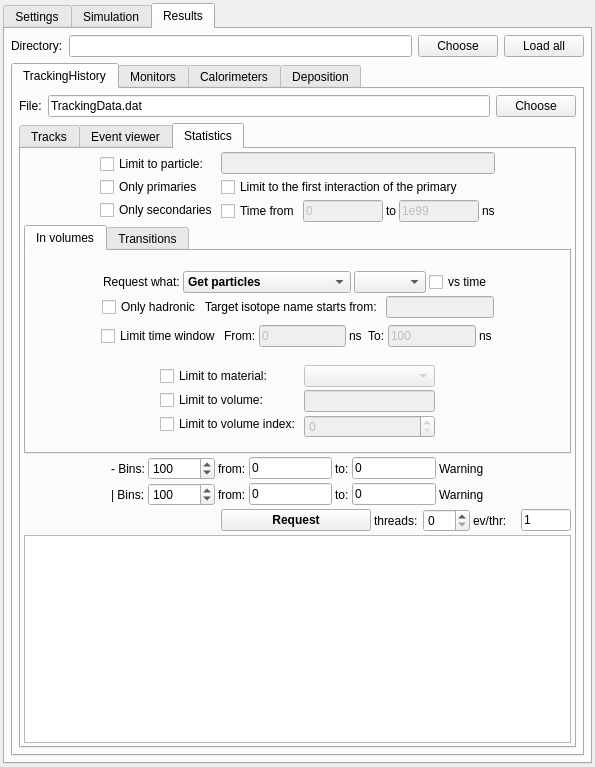
First picture: the form in ants3bundle/src/ants3/gui/particleSim/aparticlesimwin.ui, repository andrmor/ANTS3bundle, before the edit.
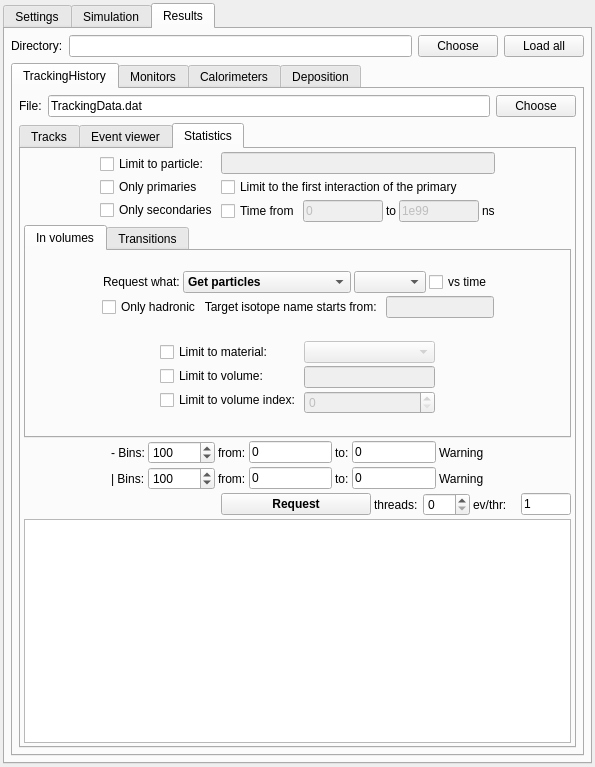
Second picture: the form after the edit. The open tabs and pages were chosen to show the change. Icons and pictures are not drawn.

The edit to the form file:
```diff
--- a/ants3bundle/src/ants3/gui/particleSim/aparticlesimwin.ui
+++ b/ants3bundle/src/ants3/gui/particleSim/aparticlesimwin.ui
@@ -3080,131 +3080,6 @@
                       </layout>
                      </widget>
                     </item>
-                    <item>
-                     <widget class="QFrame" name="frTimeAware">
-                      <property name="sizePolicy">
-                       <sizepolicy hsizetype="Expanding" vsizetype="Preferred">
-                        <horstretch>0</horstretch>
-                        <verstretch>0</verstretch>
-                       </sizepolicy>
-                      </property>
-                      <property name="minimumSize">
-                       <size>
-                        <width>0</width>
-                        <height>30</height>
-                       </size>
-                      </property>
-                      <property name="frameShape">
-                       <enum>QFrame::NoFrame</enum>
-                      </property>
-                      <property name="frameShadow">
-                       <enum>QFrame::Raised</enum>
-                      </property>
-                      <layout class="QHBoxLayout" name="horizontalLayout_33">
-                       <property name="spacing">
-                        <number>3</number>
-                       </property>
-                       <property name="leftMargin">
-                        <number>1</number>
-                       </property>
-                       <property name="topMargin">
-                        <number>0</number>
-                       </property>
-                       <property name="rightMargin">
-                        <number>1</number>
-                       </property>
-                       <property name="bottomMargin">
-                        <number>0</number>
-                       </property>
-                       <item>
-                        <spacer name="horizontalSpacer_43">
-                         <property name="orientation">
-                          <enum>Qt::Horizontal</enum>
-                         </property>
-                         <property name="sizeHint" stdset="0">
-                          <size>
-                           <width>83</width>
-                           <height>20</height>
-                          </size>
-                         </property>
-                        </spacer>
-                       </item>
-                       <item>
-                        <widget class="QCheckBox" name="cbLimitTimeWindow">
-                         <property name="text">
-                          <string>Limit time window</string>
-                         </property>
-                        </widget>
-                       </item>
-                       <item>
-                        <widget class="QLabel" name="label_11">
-                         <property name="text">
-                          <string>From:</string>
-                         </property>
-                        </widget>
-                       </item>
-                       <item>
-                        <widget class="QLineEdit" name="ledTimeFrom">
-                         <property name="enabled">
-                          <bool>false</bool>
-                         </property>
-                         <property name="maximumSize">
-                          <size>
-                           <width>100</width>
-                           <height>16777215</height>
-                          </size>
-                         </property>
-                         <property name="text">
-                          <string>0</string>
-                         </property>
-                        </widget>
-                       </item>
-                       <item>
-                        <widget class="QLabel" name="label_31">
-                         <property name="text">
-                          <string>ns  To:</string>
-                         </property>
-                        </widget>
-                       </item>
-                       <item>
-                        <widget class="QLineEdit" name="ledTimeTo">
-                         <property name="enabled">
-                          <bool>false</bool>
-                         </property>
-                         <property name="maximumSize">
-                          <size>
-                           <width>100</width>
-                           <height>16777215</height>
-                          </size>
-                         </property>
-                         <property name="text">
-                          <string>100</string>
-                         </property>
-                        </widget>
-                       </item>
-                       <item>
-                        <widget class="QLabel" name="label_34">
-                         <property name="text">
-                          <string>ns </string>
-                         </property>
-                        </widget>
-                       </item>
-                       <item>
-                        <spacer name="horizontalSpacer_44">
-                         <property name="orientation">
-                          <enum>Qt::Horizontal</enum>
-                         </property>
-                         <property name="sizeHint" stdset="0">
-                          <size>
-                           <width>82</width>
-                           <height>20</height>
-                          </size>
-                         </property>
-                        </spacer>
-                       </item>
-                      </layout>
-                     </widget>
-                    </item>
                     <item>
                      <spacer name="verticalSpacer_3">
                       <property name="orientation">
```
Left out of the diff: 336 changed lines with no effect on the pictures.
